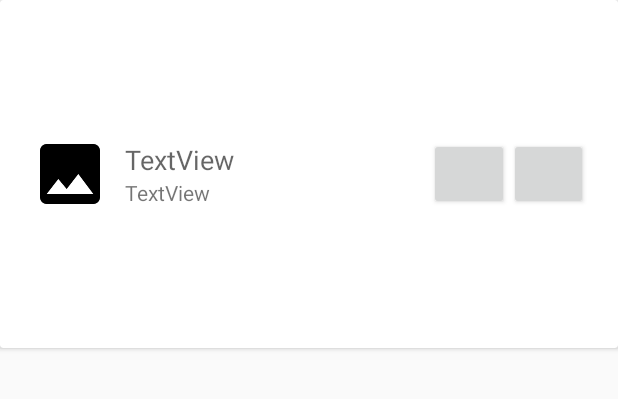
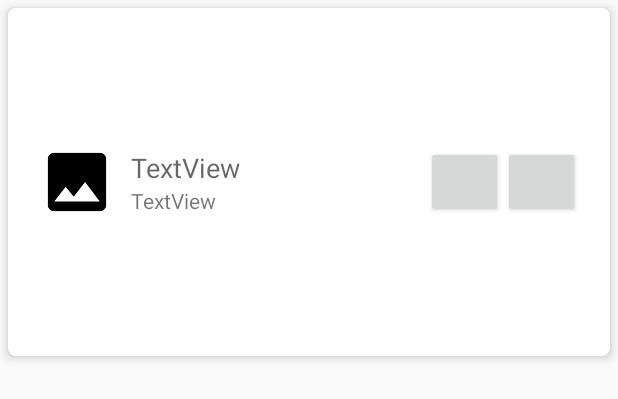
Before and after one commit to saxenanihal95/MusicPlayer, an Android app: the layout browse.xml on its own in the app's theme, with its tools: preview values and no code run, on a phone screen of 412 x 824 dp. Shown: the top 399 px of the screen. Run offline under Robolectric (Android 15) with nearby library versions, the phone set to English and light mode, and no system bars.

```diff
--- a/app/src/main/java/com/example/nsaxena/musicplayer/RecyclerViewAdapter.java
+++ b/app/src/main/java/com/example/nsaxena/musicplayer/RecyclerViewAdapter.java
@@ -51,6 +51,7 @@ class RecyclerViewAdapter extends RecyclerView.Adapter<RecyclerViewAdapter.Image
                 .apply(RequestOptions.circleCropTransform())
                 .into(holder.thumbnail);
         holder.title.setText(songItem.getSongTitle());
+        holder.artists.setText(songItem.getSongArtists());
     }
 
     @Override
@@ -76,12 +77,14 @@ class RecyclerViewAdapter extends RecyclerView.Adapter<RecyclerViewAdapter.Image
 
         ImageView thumbnail=null;
         TextView title=null;
+        TextView artists=null;
 
         public ImageViewHolder(View itemView)
         {
             super(itemView);
             this.thumbnail=(ImageView)itemView.findViewById(R.id.coverPic);
             this.title=(TextView) itemView.findViewById(R.id.songTitle);
+            this.artists=(TextView)itemView.findViewById(R.id.songArtist);
         }
     }
 }
--- a/app/src/main/res/layout/browse.xml
+++ b/app/src/main/res/layout/browse.xml
@@ -1,9 +1,14 @@
 <?xml version="1.0" encoding="utf-8"?>
 <android.support.v7.widget.CardView
     xmlns:android="http://schemas.android.com/apk/res/android"
+    xmlns:card_view="http://schemas.android.com/apk/res-auto"
     xmlns:app="http://schemas.android.com/apk/res-auto"
+    android:orientation="horizontal"
     android:layout_width="match_parent"
-    android:layout_height="wrap_content">
+    android:layout_height="wrap_content"
+    android:layout_margin="5dp"
+    card_view:cardCornerRadius="5dp"
+    card_view:cardElevation="4dp">
 
     <LinearLayout
         android:layout_width="match_parent"
@@ -41,31 +46,36 @@
                 android:textAppearance="@style/TextAppearance.AppCompat.Small"
                 android:layout_marginLeft="10dp"/>
         </LinearLayout>
-
         <LinearLayout
             android:layout_width="match_parent"
             android:layout_height="wrap_content"
+            android:orientation="horizontal"
             android:layout_weight="2"
             android:layout_gravity="center_vertical">
 
             <Button
-                android:layout_width="wrap_content"
-                android:layout_height="wrap_content" />
-
+                android:id="@+id/play"
+                android:layout_width="match_parent"
+                android:layout_height="wrap_content"
+                android:textAppearance="@style/TextAppearance.AppCompat.Medium"
+                />
         </LinearLayout>
-
         <LinearLayout
             android:layout_width="match_parent"
             android:layout_height="wrap_content"
+            android:orientation="horizontal"
             android:layout_weight="2"
             android:layout_gravity="center_vertical">
 
             <Button
-                android:layout_width="wrap_content"
-                android:layout_height="wrap_content" />
+                android:id="@+id/download"
+                android:layout_width="match_parent"
+                android:layout_height="wrap_content"
+                android:textAppearance="@style/TextAppearance.AppCompat.Medium"
+                app:srcCompat="@drawable/download"
+                />
 
         </LinearLayout>
-
 
     </LinearLayout>
 
```
Also changed, not shown: app/src/main/java/com/example/nsaxena/musicplayer/MainActivity.java (+71 -1 lines), app/src/main/res/layout/activity_main.xml (+24 -4 lines), app/src/main/res/drawable/download.png (added).
